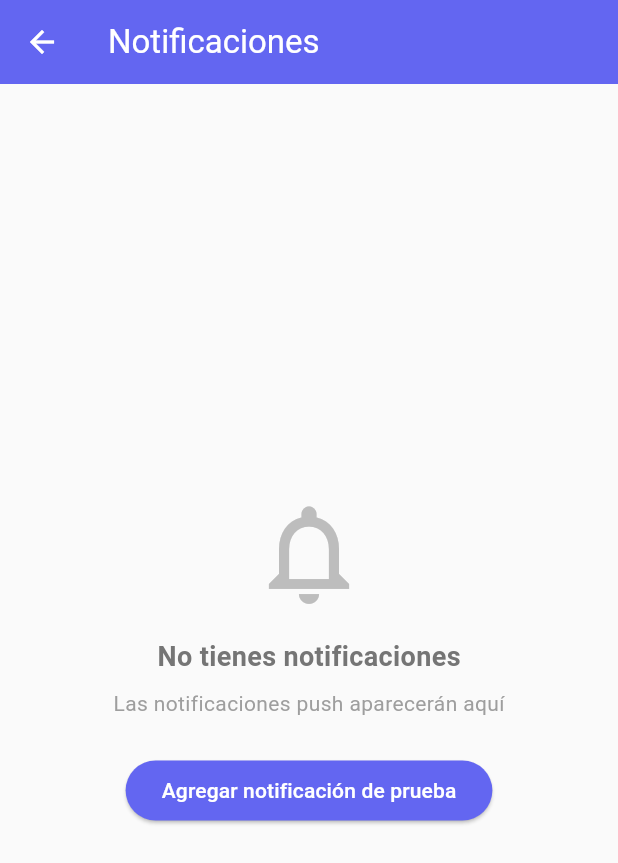
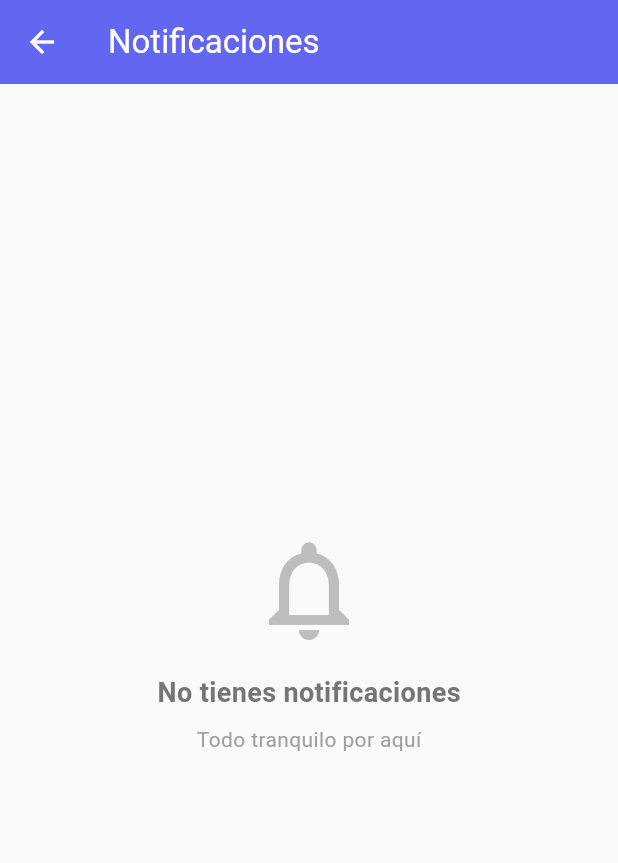
Before and after one commit to alejandroSoa/SGYM_Android_Platform, a Flutter app: the NotificationsScreen screen opened directly, on a phone screen of 412 x 824 dp. Shown: the top 863 px of the screen. Run offline on Flutter 3.47's test engine with Material 3 defaults, Android fonts, the phone set to English and light mode, and no system bars; our stand-ins replace firebase_core, firebase_messaging, flutter_dotenv, flutter_local_notifications, shared_preferences, webview_flutter; missing offline and left inert: flutter_stripe; accounts and stored records are empty; network calls fail.

Commit message:
Notifications counter

```diff
--- a/lib/screens/notifications_screen.dart
+++ b/lib/screens/notifications_screen.dart
@@ -3,7 +3,9 @@ import '../interfaces/notification_interface.dart';
 import '../services/LocalNotificationService.dart';
 
 class NotificationsScreen extends StatefulWidget {
-  const NotificationsScreen({super.key});
+  final VoidCallback? onNotificationChanged;
+
+  const NotificationsScreen({super.key, this.onNotificationChanged});
 
   @override
   State<NotificationsScreen> createState() => _NotificationsScreenState();
@@ -25,7 +27,8 @@ class _NotificationsScreenState extends State<NotificationsScreen> {
     });
 
     try {
-      final loadedNotifications = await LocalNotificationService.getNotifications();
+      final loadedNotifications =
+          await LocalNotificationService.getNotifications();
       setState(() {
         notifications = loadedNotifications;
         isLoading = false;
@@ -41,11 +44,21 @@ class _NotificationsScreenState extends State<NotificationsScreen> {
   Future<void> _markAsRead(String notificationId) async {
     await LocalNotificationService.markAsRead(notificationId);
     _loadNotifications(); // Recargar para actualizar UI
+
+    // Notificar al padre que cambió el estado de las notificaciones
+    if (widget.onNotificationChanged != null) {
+      widget.onNotificationChanged!();
+    }
   }
 
   Future<void> _markAllAsRead() async {
     await LocalNotificationService.markAllAsRead();
     _loadNotifications(); // Recargar para actualizar UI
+
+    // Notificar al padre que cambió el estado de las notificaciones
+    if (widget.onNotificationChanged != null) {
+      widget.onNotificationChanged!();
+    }
 
     ScaffoldMessenger.of(context).showSnackBar(
       const SnackBar(
@@ -58,6 +71,11 @@ class _NotificationsScreenState extends State<NotificationsScreen> {
   Future<void> _deleteNotification(String notificationId) async {
     await LocalNotificationService.deleteNotification(notificationId);
     _loadNotifications(); // Recargar para actualizar UI
+
+    // Notificar al padre que cambió el estado de las notificaciones
+    if (widget.onNotificationChanged != null) {
+      widget.onNotificationChanged!();
+    }
   }
 
   Future<void> _clearAllNotifications() async {
@@ -88,6 +106,11 @@ class _NotificationsScreenState extends State<NotificationsScreen> {
     if (shouldClear == true) {
       await LocalNotificationService.clearAllNotifications();
       _loadNotifications(); // Recargar para actualizar UI
+
+      // Notificar al padre que cambió el estado de las notificaciones
+      if (widget.onNotificationChanged != null) {
+        widget.onNotificationChanged!();
+      }
 
       if (mounted) {
         ScaffoldMessenger.of(context).showSnackBar(
@@ -196,11 +219,7 @@ class _NotificationsScreenState extends State<NotificationsScreen> {
       child: Column(
         mainAxisAlignment: MainAxisAlignment.center,
         children: [
-          Icon(
-            Icons.notifications_none,
-            size: 80,
-            color: Colors.grey[400],
-          ),
+          Icon(Icons.notifications_none, size: 80, color: Colors.grey[400]),
           const SizedBox(height: 16),
           Text(
             'No tienes notificaciones',
@@ -212,29 +231,10 @@ class _NotificationsScreenState extends State<NotificationsScreen> {
           ),
           const SizedBox(height: 8),
           Text(
-            'Las notificaciones push aparecerán aquí',
-            style: TextStyle(
-              fontSize: 14,
-              color: Colors.grey[500],
-            ),
+            'Todo tranquilo por aquí',
+            style: TextStyle(fontSize: 14, color: Colors.grey[500]),
           ),
           const SizedBox(height: 24),
-          // Botón para agregar notificación de prueba
-          ElevatedButton(
-            onPressed: () async {
-              await LocalNotificationService.saveNotification(
-                title: 'Notificación de prueba',
-                body: 'Esta es una notificación de ejemplo para probar el sistema',
-                data: 'test_data',
-              );
-              _loadNotifications();
-            },
-            style: ElevatedButton.styleFrom(
-              backgroundColor: const Color(0xFF6366F1),
-              foregroundColor: Colors.white,
-            ),
-            child: const Text('Agregar notificación de prueba'),
-          ),
         ],
       ),
     );
@@ -262,7 +262,9 @@ class _NotificationCard extends StatelessWidget {
         color: notification.isRead ? Colors.white : const Color(0xFFF0F0FF),
         borderRadius: BorderRadius.circular(12),
         border: Border.all(
-          color: notification.isRead ? Colors.grey[300]! : const Color(0xFF6366F1).withOpacity(0.3),
+          color: notification.isRead
+              ? Colors.grey[300]!
+              : const Color(0xFF6366F1).withOpacity(0.3),
           width: notification.isRead ? 1 : 2,
         ),
         boxShadow: [
@@ -283,11 +285,7 @@ class _NotificationCard extends StatelessWidget {
           ),
           alignment: Alignment.centerRight,
           padding: const EdgeInsets.only(right: 20),
-          child: const Icon(
-            Icons.delete,
-            color: Colors.white,
-            size: 24,
-          ),
+          child: const Icon(Icons.delete, color: Colors.white, size: 24),
         ),
         onDismissed: (direction) {
           onDelete();
@@ -358,10 +356,7 @@ class _NotificationCard extends StatelessWidget {
                       const SizedBox(height: 8),
                       Text(
                         timeAgo,
-                        style: TextStyle(
-                          fontSize: 12,
-                          color: Colors.grey[500],
-                        ),
+                        style: TextStyle(fontSize: 12, color: Colors.grey[500]),
                       ),
                     ],
                   ),
```
Also changed, not shown: lib/main.dart (+62 -6 lines), lib/services/RoleConfigService.dart (+4 -3 lines), lib/widgets/custom_top_bar.dart (+34 -1 lines). Lines whose indentation alone changed are shown as unchanged.
